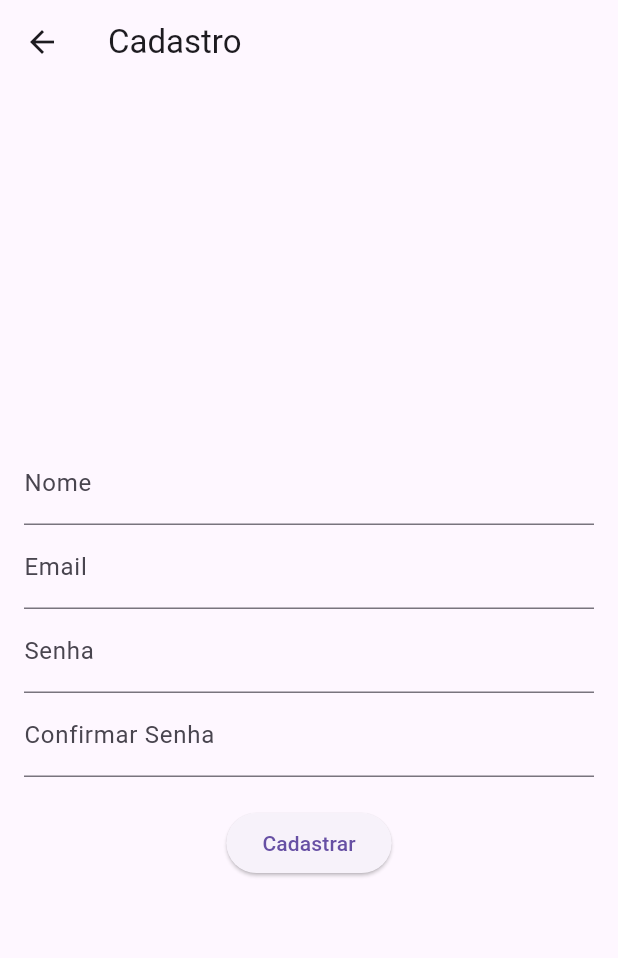
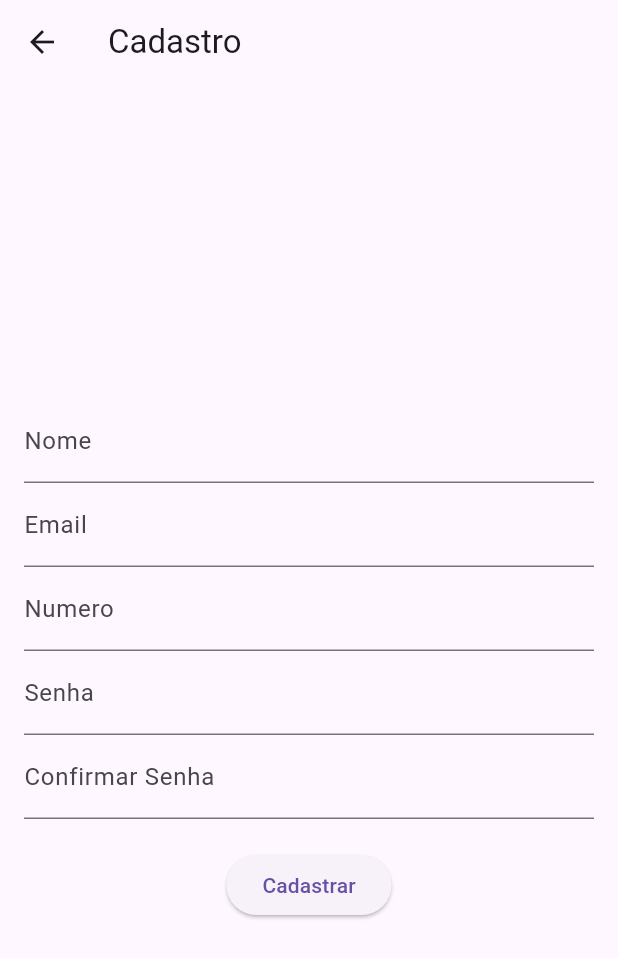
Before and after one commit to b4rradas/app_notasorg, a Flutter app: the CadastroView screen opened by its route, on a phone screen of 412 x 824 dp. Shown: the top 958 px of the screen. Run offline on Flutter 3.47's test engine with Material 3 defaults, Android fonts, the light colour scheme and no system bars; our stand-ins replace device_preview, get_it.

Commit message:
Adicionando opção numero ao cadastro

```diff
--- a/lib/controller/cadastro_controller.dart
+++ b/lib/controller/cadastro_controller.dart
@@ -3,6 +3,7 @@ import 'package:flutter/material.dart';
 class CadastroController {
   final TextEditingController txtCadastroNome = TextEditingController();
   final TextEditingController txtCadastroEmail = TextEditingController();
+    final TextEditingController txtCadastroNumero = TextEditingController();
   final TextEditingController txtCadastroSenha = TextEditingController();
   final TextEditingController txtCadastroConfSenha = TextEditingController();
 
@@ -16,6 +17,13 @@ class CadastroController {
   String? validateEmail(String? value) {
     if (value == null || value.isEmpty) {
       return 'Insira um email válido';
+    }
+    return null;
+  }
+
+  String? validateNumero(String? value) {
+    if (value == null || value.isEmpty) {
+      return 'Insira um numero válido';
     }
     return null;
   }
--- a/lib/view/cadastro_view.dart
+++ b/lib/view/cadastro_view.dart
@@ -36,6 +36,12 @@ class _CadastroViewState extends State<CadastroView> {
                 validator: controller.validateEmail,
               ),
               TextFormField(
+                controller: controller.txtCadastroNumero,
+                decoration: InputDecoration(labelText: 'Numero'),
+                keyboardType: TextInputType.number,
+                validator: controller.validateNumero,
+              ),
+              TextFormField(
                 controller: controller.txtCadastroSenha,
                 decoration: InputDecoration(labelText: 'Senha'),
                 obscureText: true,
```
